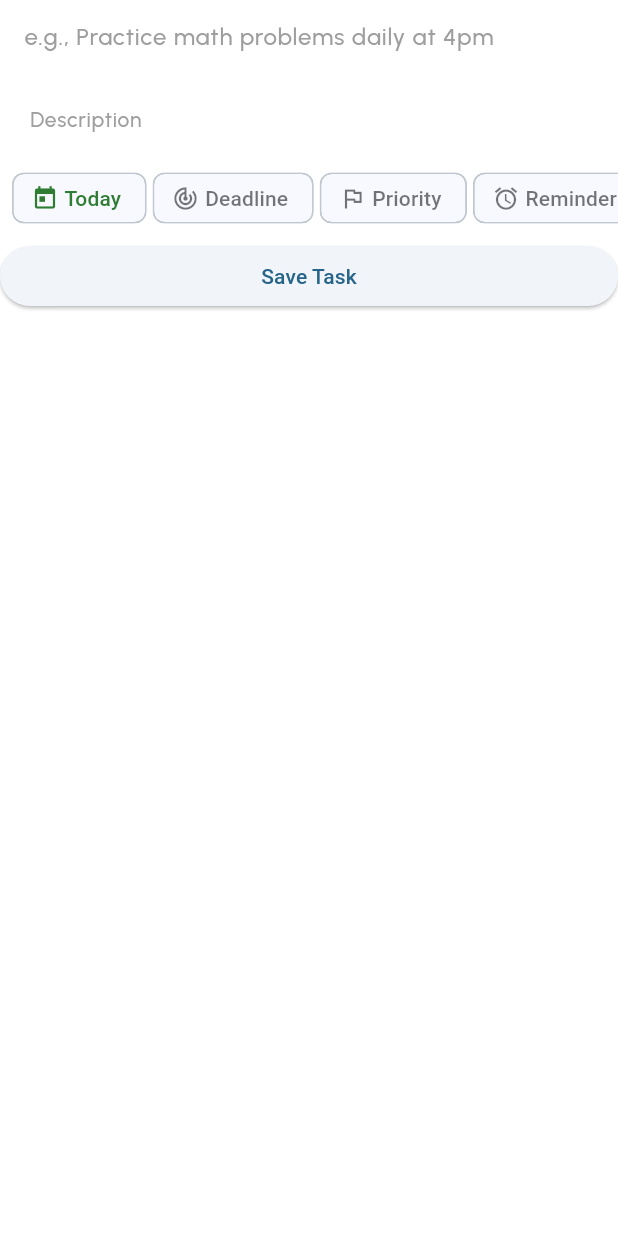
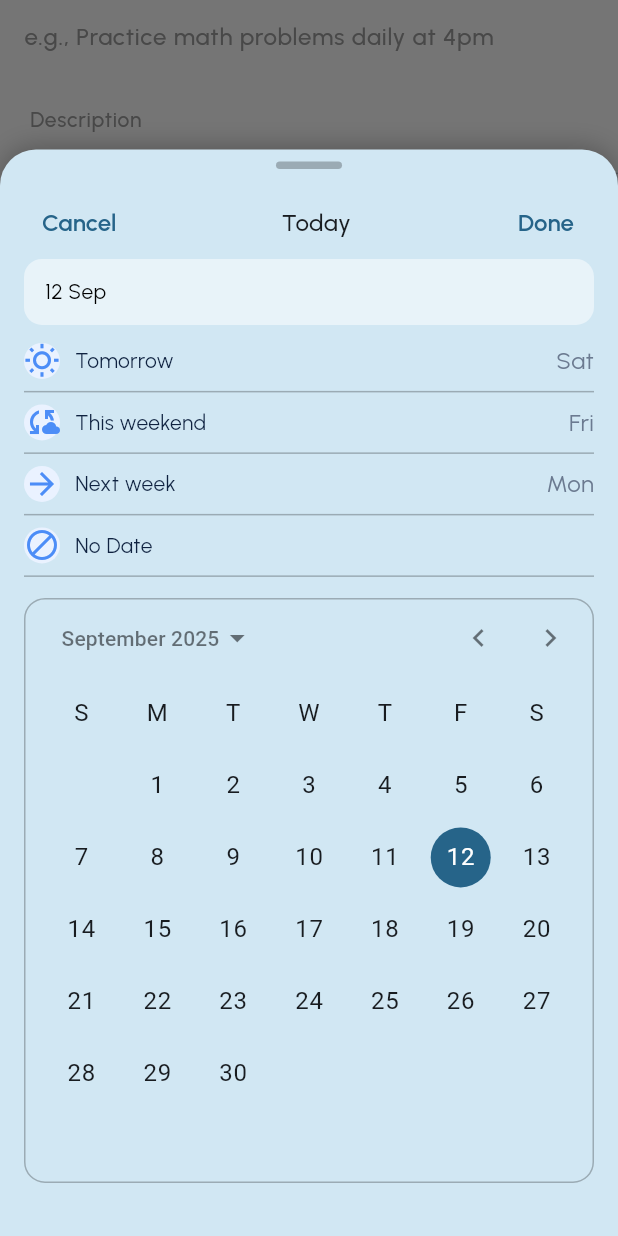
Before and after one commit to hudatariq20/Ello, a Flutter app: the AddTaskSheet widget shown alone on an empty page, opened directly, after a tap on "Today", on a phone screen of 412 x 824 dp. Run offline on Flutter 3.47's test engine with Material 3 defaults, Android fonts, the phone set to English and light mode, and no system bars; our stand-ins replace animate_do, audioplayers, cloud_firestore, dropdown_button2, equatable, firebase_auth and 10 more; missing offline and left inert: porcupine_flutter; accounts and stored records are empty.

Commit message:
feat(nova): add date/deadline bottom sheet with quick options & calendar UI Partial.

```diff
--- /dev/null
+++ b/lib/core/utils/date_utils.dart
@@ -0,0 +1,38 @@
+// lib/core/utils/date_utils.dart
+
+DateTime today0() {
+  final now = DateTime.now();
+  return DateTime(now.year, now.month, now.day);
+}
+
+DateTime clampToToday(DateTime d) {
+  final dd = DateTime(d.year, d.month, d.day);
+  final t = today0();
+  return dd.isBefore(t) ? t : dd;
+}
+
+bool isSameDay(DateTime? a, DateTime? b) {
+  if (a == null || b == null) return false;
+  return a.year == b.year && a.month == b.month && a.day == b.day;
+}
+
+DateTime nextMondayFrom(DateTime from) {
+  final weekday = from.weekday;
+  final daysUntilMon = (DateTime.monday - weekday + 7) % 7;
+  final add = daysUntilMon == 0 ? 7 : daysUntilMon;
+  final base = DateTime(from.year, from.month, from.day);
+  return base.add(Duration(days: add));
+}
+
+DateTime weekend(DateTime from) {
+  final weekday = from.weekday;
+  final daysUntilFri = (DateTime.friday - weekday + 7) % 7;
+  final add = daysUntilFri == 0 ? 7 : daysUntilFri;
+  final base = DateTime(from.year, from.month, from.day);
+  return base.add(Duration(days: add));
+}
+
+String fmtDayMonth(DateTime d) {
+  const months = ['Jan','Feb','Mar','Apr','May','Jun','Jul','Aug','Sep','Oct','Nov','Dec'];
+  return '${d.day} ${months[d.month - 1]}';
+}
--- a/lib/features/personas/ nova/domain/entities/nova_entities.dart
+++ b/lib/features/personas/ nova/domain/entities/nova_entities.dart
@@ -3,3 +3,4 @@ export 'grocery.dart';
 export 'reminder.dart';
 export 'todo.dart';
 export 'voice_reminder.dart';
+export '../../presentation/widgets/quick_option.dart';
--- /dev/null
+++ b/lib/features/personas/ nova/presentation/screens/nova_date_sheet.dart
@@ -0,0 +1,283 @@
+import 'package:flutter/material.dart';
+import 'package:flutter_riverpod/flutter_riverpod.dart';
+import 'package:google_fonts/google_fonts.dart';
+import 'package:voice_input/core/utils/date_utils.dart';
+
+import '../../../../../shared/providers/providers.dart';
+import '../widgets/nova_widgets.dart';
+
+enum DateSheetKind { deadline, date }
+
+class NovaDateSheetResult {
+  final DateTime? date;
+  final TimeOfDay? time;
+  final String repeatRule;
+
+  NovaDateSheetResult({this.date, this.time, required this.repeatRule});
+}
+
+Future<NovaDateSheetResult?> showNovaDateSheet(
+  BuildContext context, {
+  required DateSheetKind kind,
+  DateTime? initialDate,
+  TimeOfDay? initialTime,
+  String initialRepeat = 'none',
+}) {
+  final today = today0();
+  final init = initialDate == null ? today : clampToToday(initialDate);
+  return showModalBottomSheet<NovaDateSheetResult>(
+      context: context,
+      isScrollControlled: true,
+      backgroundColor: Colors.transparent,
+      builder: (ctx) => MediaQuery.removePadding(
+            context: ctx,
+            removeBottom: true,
+            child: NovaDateSheet(
+                kind: kind,
+                initialDate: init,
+                initialTime: initialTime,
+                initialRepeat: initialRepeat),
+          ));
+}
+
+/* -------------------------------------------------------------------------- */
+/*                               INTERNAL WIDGET                              */
+/* -------------------------------------------------------------------------- */
+
+class NovaDateSheet extends ConsumerStatefulWidget {
+  final DateSheetKind kind;
+  final DateTime initialDate;
+  final TimeOfDay? initialTime;
+  final String initialRepeat;
+
+  const NovaDateSheet(
+      {super.key,
+      required this.kind,
+      required this.initialDate,
+      this.initialTime,
+      required this.initialRepeat});
+
+  @override
+  ConsumerState<NovaDateSheet> createState() => _NovaDateSheetState();
+}
+
+class _NovaDateSheetState extends ConsumerState<NovaDateSheet> {
+  late DateTime? _selectedDate;
+  late TimeOfDay? _selectedTime;
+  late String _repeat;
+
+  @override
+  void initState() {
+    super.initState();
+    _selectedDate = DateSheetKind.date == widget.kind
+        ? widget.initialDate
+        : widget.initialDate;
+    _selectedTime = widget.initialTime;
+    _repeat = widget.initialRepeat;
+  }
+
+  @override
+  Widget build(BuildContext context) {
+    final theme = ref.watch(personaThemeProvider);
+    final options = quickOptions(widget.kind);
+    final date = widget.kind == DateSheetKind.deadline ? 'Deadline' : 'Today';
+    return SafeArea(
+        top: false,
+        child: Container(
+            padding: const EdgeInsets.fromLTRB(16, 8, 16, 16),
+            decoration: BoxDecoration(
+              borderRadius:
+                  const BorderRadius.vertical(top: Radius.circular(24)),
+              color: theme.appBarColor,
+              // gradient: LinearGradient(
+              //   begin: Alignment.topLeft, end: Alignment.bottomRight,
+              //   colors: [Color(0xFFE5F1FF), Color(0xFFF5FAFF)], // light Nova look
+              // ),
+              boxShadow: const [
+                BoxShadow(
+                    blurRadius: 14,
+                    color: Colors.black26,
+                    offset: Offset(0, -1)),
+              ],
+            ),
+            child: ConstrainedBox(
+              constraints: BoxConstraints(
+                  maxHeight: MediaQuery.of(context).size.height * 0.85),
+              child: Column(
+                children: [
+                  //Grabber
+                  Center(
+                      child: Container(
+                    width: 44,
+                    height: 5,
+                    margin: const EdgeInsets.only(bottom: 12),
+                    decoration: BoxDecoration(
+                        color: Colors.black26,
+                        borderRadius: BorderRadius.circular(3)),
+                  )),
+                  //Header
+                  Row(
+                    mainAxisAlignment: MainAxisAlignment.spaceBetween,
+                    children: [
+                      TextButton(
+                          onPressed: () {
+                            Navigator.pop(context);
+                          },
+                          child: Text(
+                            'Cancel',
+                            style: GoogleFonts.urbanist(
+                                fontSize: 16, fontWeight: FontWeight.w600),
+                          )),
+                      Text(
+                        date,
+                        style: GoogleFonts.urbanist(
+                            fontSize: 16, fontWeight: FontWeight.w500),
+                      ),
+                      TextButton(
+                          onPressed: () {
+                            Navigator.pop(context);
+                          },
+                          child: Text(
+                            'Done',
+                            style: GoogleFonts.urbanist(
+                                fontSize: 16, fontWeight: FontWeight.w600),
+                          ))
+                    ],
+                  ),
+                  _FieldHint(fmtDayMonth(_selectedDate ??
+                      today0())), //this should display the selected date
+                  const SizedBox(height: 12),
+                  //Quick Options,
+                  //...options.map((opt) => QuickOption(opt))
+                  // Quick Options
+                  ...options.map(
+                    (opt) => Padding(
+                      padding: const EdgeInsets.only(bottom: 8),
+                      child: _QuickRow(
+                        option: opt,
+                        selectedDate: _selectedDate,
+                        onPressed: () =>
+                            setState(() => _selectedDate = opt.compute()),
+                      ),
+                    ),
+                  ),
+                  //datetimepicker.
+                  Container(
+                    margin: const EdgeInsets.only(top: 6, bottom: 8),
+                    decoration: BoxDecoration(
+                      color: theme.appBarColor,
+                      borderRadius: BorderRadius.circular(14),
+                      border: Border.all(color: _qDivider),
+                    ),
+                    child: CalendarDatePicker(
+                      initialDate: _selectedDate ?? DateTime.now(),
+                      firstDate: DateTime(2020),
+                      lastDate: DateTime(2100),
+                      onDateChanged: (d) => setState(() => _selectedDate = d),
+                    ),
+                  ),
+                  //option for time and repeat
+                ],
+              ),
+            )));
+  }
+}
+
+class _FieldHint extends StatelessWidget {
+  final String hint;
+  const _FieldHint(this.hint);
+  @override
+  Widget build(BuildContext context) {
+    return Container(
+      width: double.infinity,
+      padding: const EdgeInsets.symmetric(horizontal: 14, vertical: 12),
+      decoration: BoxDecoration(
+          color: Colors.white.withOpacity(.5),
+          borderRadius: BorderRadius.circular(12)),
+      child: Text(hint, style: GoogleFonts.urbanist(color: Colors.black)),
+    );
+  }
+}
+
+// ---- Nova palette tokens ----
+const _qPrimary = Color(0xFF4C8DF7); // Primary blue
+const _qText = Color(0xFF0F2240); // Deep navy (labels)
+const _qMuted = Color(0xFF6B7A90); // Muted text (trailing)
+const _qIconBg = Color(0xFFEAF2FF); // Soft blue chip behind icon
+const _qDivider = Colors.black26; // Hairline border/divider
+
+// ---- Nova palette tokens (you already have these above) ----
+// const _qPrimary = Color(0xFF4C8DF7);
+// const _qText    = Color(0xFF0F2240);
+// const _qMuted   = Color(0xFF6B7A90);
+// const _qIconBg  = Color(0xFFEAF2FF);
+// const _qDivider = Color(0xFFE7EEF9);
+
+class _QuickRow extends StatelessWidget {
+  //final IconData icon;
+  final QuickOption option;
+  final DateTime? selectedDate;
+  final VoidCallback onPressed;
+
+  const _QuickRow(
+      {required this.option,
+      required this.selectedDate,
+      required this.onPressed});
+
+  @override
+  Widget build(BuildContext context) {
+    final isSelected = option.matches(selectedDate);
+    final bg = isSelected ? _qPrimary : _qIconBg;
+    final fg = isSelected ? _qPrimary : _qText;
+    final chip = isSelected ? Colors.white.withOpacity(.18) : _qIconBg;
+
+    final trailing = option.trailing();
+
+    return Column(
+      mainAxisSize: MainAxisSize.min,
+      children: [
+        InkWell(
+        onTap: onPressed,
+        child: Row(
+          children: [
+            //icon chip
+            Container(
+              // width: 20,
+              //height: 20,
+              decoration: BoxDecoration(
+                color: chip,
+                borderRadius: BorderRadius.circular(12),
+              ),
+              child: Icon(option.icon, size: 24, color: _qPrimary),
+            ),
+            const SizedBox(width: 10),
+            //label
+            Expanded(
+                child: Text(option.label,
+                    style: GoogleFonts.urbanist(
+                      color: fg,
+                    ))),
+
+            //trailing weekday (optional)
+            if (trailing.isNotEmpty)
+              Text(trailing,
+                  style: GoogleFonts.urbanist(
+                      color: isSelected ? _qText : _qMuted, fontSize: 16)),
+
+            // const Divider(
+            //   color: Colors.black,
+            // ),
+          ],
+        ),
+
+      ),
+      const SizedBox(height: 8),
+      const Divider(
+          color: _qDivider,
+          thickness: 1,
+          height: 1,
+        ),
+      ],
+    );
+  }
+}
--- a/lib/features/personas/ nova/presentation/widgets/bottom_sheets/add_task_sheet.dart
+++ b/lib/features/personas/ nova/presentation/widgets/bottom_sheets/add_task_sheet.dart
@@ -1,6 +1,7 @@
 import 'package:flutter/material.dart';
 import 'package:google_fonts/google_fonts.dart';
 
+import '../../screens/nova_date_sheet.dart';
 import '../nova_widgets.dart';
 
 class AddTaskSheet extends StatefulWidget {
@@ -73,13 +74,18 @@ class _AddTaskSheetState extends State<AddTaskSheet> {
                 NovaActionChip(
                     icon: Icons.today,
                     label: 'Today',
-                    onPressed: () {},
+                    onPressed: () async{
+                      await showNovaDateSheet(context, kind: DateSheetKind.date, initialDate: DateTime.now(),);
+                    },
                     color: Colors.green[800]),
                 const SizedBox(width: 4),
+
                 NovaActionChip(
                     icon: Icons.track_changes,
                     label: 'Deadline',
-                    onPressed: () {}),
+                    onPressed: () async{
+                      await showNovaDateSheet(context, kind: DateSheetKind.deadline, initialDate: DateTime.now(),);
+                    }),
                 const SizedBox(width: 4),
                 NovaActionChip(
                     icon: Icons.flag_outlined,
--- a/lib/features/personas/ nova/presentation/widgets/nova_widgets.dart
+++ b/lib/features/personas/ nova/presentation/widgets/nova_widgets.dart
@@ -8,3 +8,4 @@ export 'nova_todo_navbar.dart';
 export 'nova_tasktodo_card.dart';
 export 'bottom_sheets/bottom_sheet.dart';
 export 'nova_action_chip.dart';
+export 'quick_option.dart';
--- /dev/null
+++ b/lib/features/personas/ nova/presentation/widgets/quick_option.dart
@@ -0,0 +1,98 @@
+import 'package:flutter/material.dart';
+import 'package:voice_input/core/utils/date_utils.dart';
+
+import '../screens/nova_date_sheet.dart';
+
+class QuickOption {
+  final String label;
+  final IconData icon;
+  final DateTime? Function() compute;
+  final String Function() trailing;
+  final bool Function(DateTime?) matches;
+
+  QuickOption(
+      {required this.label,
+      required this.icon,
+      required this.compute,
+      required this.trailing,
+      required this.matches});
+}
+
+List<QuickOption> quickOptions(DateSheetKind kind) {
+  final today = today0();
+  final tomorrow = today.add(const Duration(days: 1));
+  final nextWeek = nextMondayFrom(today);
+  final thisWeekend = weekend(today);
+  final weekday = ['Mon', 'Tue', 'Wed', 'Thu', 'Fri', 'Sat', 'Sun'];
+  //today -> today selected, tommorow, next week , (maybe this weekend), no date
+  //deadline -> today, tommorrow, next week, (maybe this weekend)
+
+  //-----------------------------------------------------------------------------------//
+  //                              HELPER FUNCTIONS                                     //
+  //-----------------------------------------------------------------------------------//
+
+/**
+ * It synchronizes your calendar picker with the quick options row.
+If the user taps a chip → the calendar updates.
+If the user picks a calendar date → the matching chip highlights.
+ *
+ */
+  bool selectedDate(DateTime? selectedDate, DateTime? newDate) =>
+      selectedDate != null && isSameDay(selectedDate, newDate);
+
+  final List<QuickOption> quickOptions = [];
+
+  if (kind == DateSheetKind.deadline) {
+    quickOptions.add(QuickOption(
+        label: 'Today',
+        icon: Icons.event_available,
+        compute: () => today,
+        trailing: () => weekday[today.weekday - 1],
+        matches: (date) => date != null && isSameDay(date, today)));
+  }
+
+  quickOptions.add(QuickOption(
+      label: 'Tomorrow',
+      icon: Icons.wb_sunny_outlined,
+      compute: () => tomorrow,
+      trailing: () => weekday[tomorrow.weekday - 1],
+      matches: (date) => date != null && isSameDay(date, tomorrow)));
+
+  quickOptions.add(QuickOption(
+      label: 'This weekend',
+      icon: Icons.cloud_sync_sharp,
+      compute: () => thisWeekend,
+      trailing: () => weekday[thisWeekend.weekday - 1],
+      matches: (date) => date != null && isSameDay(date, thisWeekend)));
+
+  quickOptions.add(QuickOption(
+      label: 'Next week',
+      icon: Icons.arrow_forward,
+      compute: () => nextWeek,
+      trailing: () => weekday[nextWeek.weekday - 1],
+      matches: (date) => date != null && isSameDay(date, nextWeek)));
+
+  if (kind == DateSheetKind.date) {
+    quickOptions.add(
+      QuickOption(
+        label: 'No Date',
+        icon: Icons.block,
+        compute: () => null,
+        trailing: () => '',
+        matches: (sel) => sel == null,
+      ),
+    );
+  } else if (kind == DateSheetKind.deadline) {
+    quickOptions.add(
+      QuickOption(
+        label: 'No Deadline',
+        icon: Icons.block,
+        compute: () => null,
+        trailing: () => '',
+        matches: (sel) => sel == null,
+      ),
+    );
+  }
+
+  return quickOptions;
+}
```
